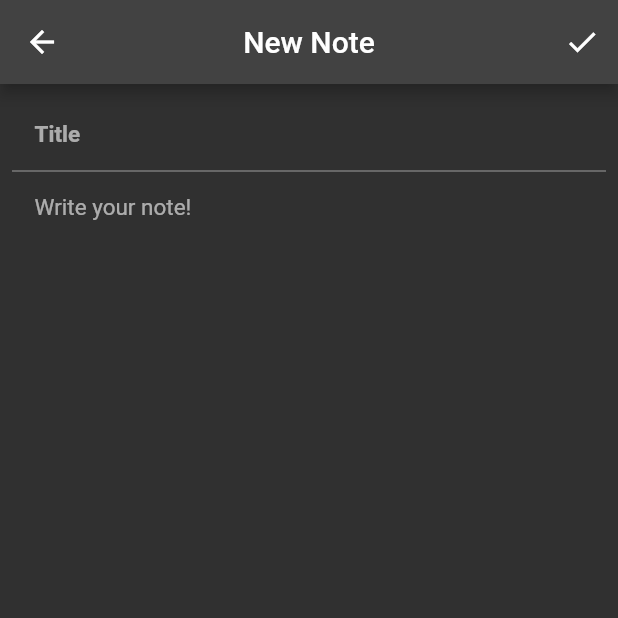
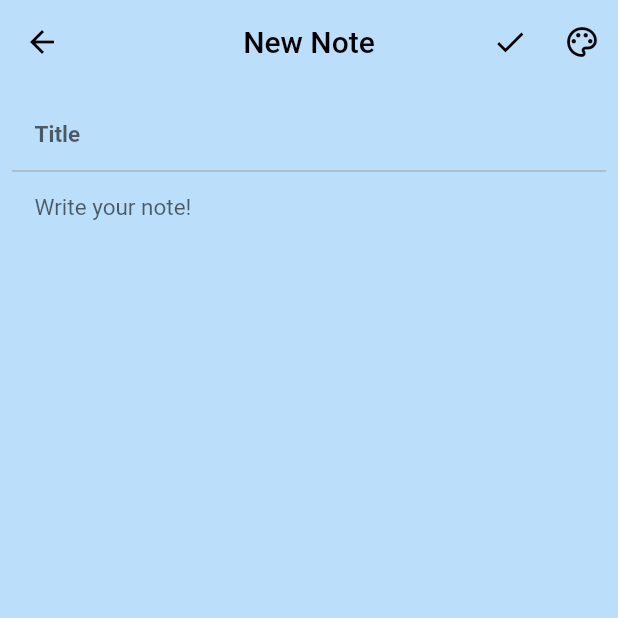
Before and after one commit to M-Yahia2011/Noted, a Flutter app: the screen it shows after launch, after a tap on "Add Note", on a phone screen of 412 x 824 dp, the top half of it. Run offline on Flutter 3.47's test engine with Material 2 defaults, Android fonts, the phone set to English and light mode, and no system bars; our stand-ins replace bloc, dartz, dio, flutter_bloc, flutter_colorpicker, get_it and 3 more; accounts and stored records are empty; network calls fail; statements that could not run were skipped.

Commit message:
UI enhancement

```diff
--- a/lib/app.dart
+++ b/lib/app.dart
@@ -1,13 +1,11 @@
 import 'package:flutter/material.dart';
 import 'package:flutter_bloc/flutter_bloc.dart';
+import 'package:noted/core/utils/app_theme.dart';
 import 'package:noted/domain/use_cases/fetch_notes_use_case.dart';
 import 'package:noted/main.dart';
 import 'core/utils/app_router.dart';
 import 'data/repos/notes_repo_impl.dart';
 import 'presentation/manager/cubits/fetch_notes_cubit/fetch_notes_cubit.dart';
-
-
-
 
 class MyApp extends StatelessWidget {
   const MyApp({super.key});
@@ -15,14 +13,12 @@ class MyApp extends StatelessWidget {
   Widget build(BuildContext context) {
     return BlocProvider(
       create: (context) => FetchNotesCubit(
-        fetchNotesUsecase: FetchNotesUsecase(
-         getIt.get<NotesRepository>()
-        ),
+        fetchNotesUsecase: FetchNotesUsecase(getIt.get<NotesRepository>()),
       )..fetchAllNotes(),
       child: MaterialApp(
         restorationScopeId: 'app',
         debugShowCheckedModeBanner: false,
-        theme: ThemeData.dark(),
+        theme: AppTheme.mainTheme,
         onGenerateRoute: AppRouter.route,
       ),
     );
--- a/lib/core/utils/app_theme.dart
+++ b/lib/core/utils/app_theme.dart
@@ -2,6 +2,11 @@ import 'package:flutter/material.dart';
 import 'package:google_fonts/google_fonts.dart';
 
 class AppTheme {
+  static ThemeData mainTheme = ThemeData(
+      appBarTheme: const AppBarTheme(
+          elevation: 0,
+          color: Colors.transparent,
+          foregroundColor: Colors.black));
   static Color bgColor = const Color(0xffe2e2fe);
   static Color mainColor = const Color(0xff000633);
   static Color accentColor = const Color(0xff0065ff);
@@ -13,6 +18,8 @@ class AppTheme {
     Colors.orange.shade100,
     Colors.pink.shade100,
     Colors.green.shade100,
+    Colors.amber.shade100,
+    Colors.brown.shade100,
   ];
   static TextStyle noteTitleStyle = GoogleFonts.roboto(
       fontSize: 18, fontWeight: FontWeight.bold, color: Colors.black);
--- a/lib/presentation/screens/all_notes_screen.dart
+++ b/lib/presentation/screens/all_notes_screen.dart
@@ -14,12 +14,10 @@ class AllNotesScreen extends StatefulWidget {
 }
 
 class _AllNotesScreenState extends State<AllNotesScreen> {
-
   @override
   Widget build(BuildContext context) {
     return SafeArea(
       child: Scaffold(
-        backgroundColor: AppTheme.mainColor,
         drawer: const Drawer(),
         appBar: AppBar(
           title: const Text("Noted"),
@@ -33,11 +31,21 @@ class _AllNotesScreenState extends State<AllNotesScreen> {
         body: BlocBuilder<FetchNotesCubit, FetchNotesState>(
           builder: (context, state) {
             if (state is NotesLoading) {
-              return const Center(
-                child: CircularProgressIndicator(),
+              return Center(
+                child: CircularProgressIndicator(
+                  color: AppTheme.bgColor,
+                ),
               );
             } else if (state is NotesLoaded) {
-              return NotesGridView(notes: state.notes);
+              if (state.notes.isEmpty) {
+                return const Center(
+                  child: Text("NO NOTES WERE FOUND!"),
+                );
+              }
+              return Padding(
+                padding: const EdgeInsets.all(8.0),
+                child: NotesGridView(notes: state.notes),
+              );
             } else if (state is NotesFailure) {
               return Center(
                 child: Text(state.errorMessage),
@@ -48,15 +56,19 @@ class _AllNotesScreenState extends State<AllNotesScreen> {
           },
         ),
         floatingActionButton: FloatingActionButton.extended(
+          elevation: 2,
           onPressed: () {
             Navigator.of(context).pushNamed(AddNoteScreen.routeName);
           },
           label: Text(
             "Add Note",
-            style:
-                AppTheme.noteBodyStyle.copyWith(fontWeight: FontWeight.bold),
+            style: AppTheme.noteBodyStyle
+                .copyWith(color: Colors.white, fontWeight: FontWeight.bold),
           ),
-          icon: const Icon(Icons.add),
+          icon: const Icon(
+            Icons.add,
+            color: Colors.white,
+          ),
         ),
       ),
     );
--- a/lib/presentation/screens/note_details_screen.dart
+++ b/lib/presentation/screens/note_details_screen.dart
@@ -1,6 +1,5 @@
 import 'package:flutter/material.dart';
 import 'package:noted/domain/entities/note_entity.dart';
-
 
 class NoteDetailsScreen extends StatefulWidget {
   const NoteDetailsScreen({super.key, required this.note});
@@ -22,6 +21,7 @@ class _NoteDetailsScreenState extends State<NoteDetailsScreen> {
   @override
   Widget build(BuildContext context) {
     return Scaffold(
+      backgroundColor: Color(widget.note.color!),
       appBar: AppBar(
         elevation: 0,
         backgroundColor: Colors.transparent,
--- a/pubspec.yaml
+++ b/pubspec.yaml
@@ -13,11 +13,14 @@ dependencies:
 
     dartz: ^0.10.1
     dio: ^5.1.1
+    fast_color_picker: ^0.1.1
     flutter:
         sdk: flutter
     flutter_bloc: ^8.1.2
+    flutter_colorpicker: ^1.0.3
     flutter_localizations:
         sdk: flutter
+    flutter_material_color_picker: ^1.2.0
     get_it: ^7.6.0
     google_fonts: ^4.0.3
 
```
Also changed, not shown: lib/presentation/screens/add_note_screen.dart (+57 -33 lines), lib/presentation/widgets/note_card.dart (+8 -9 lines).
